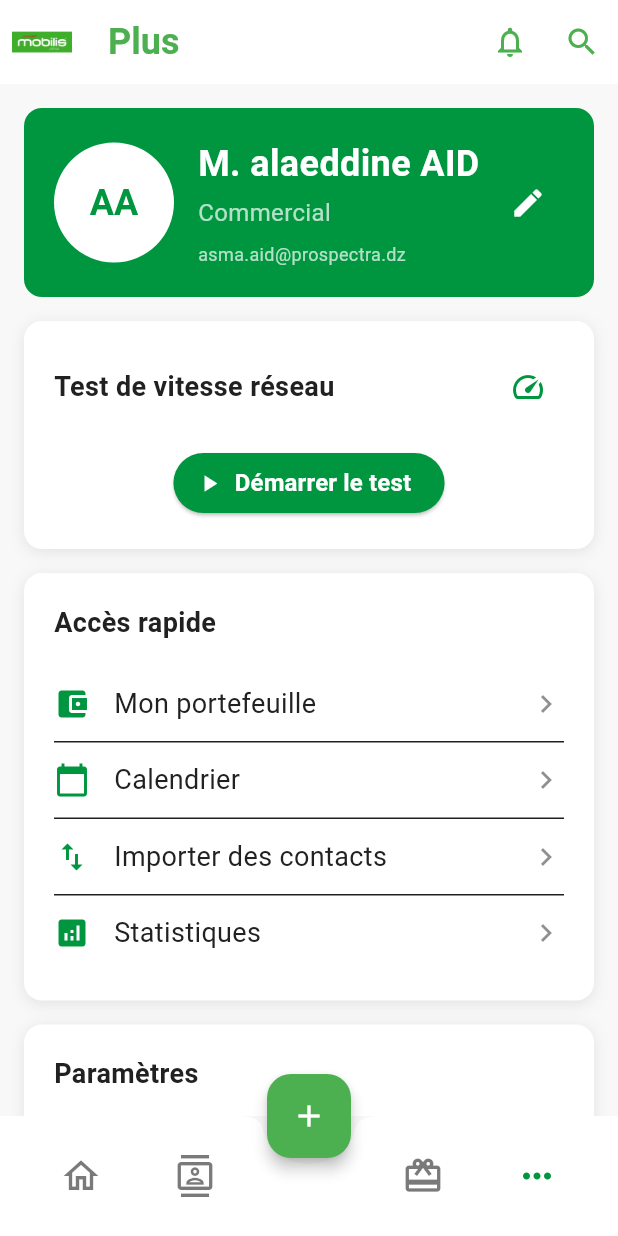
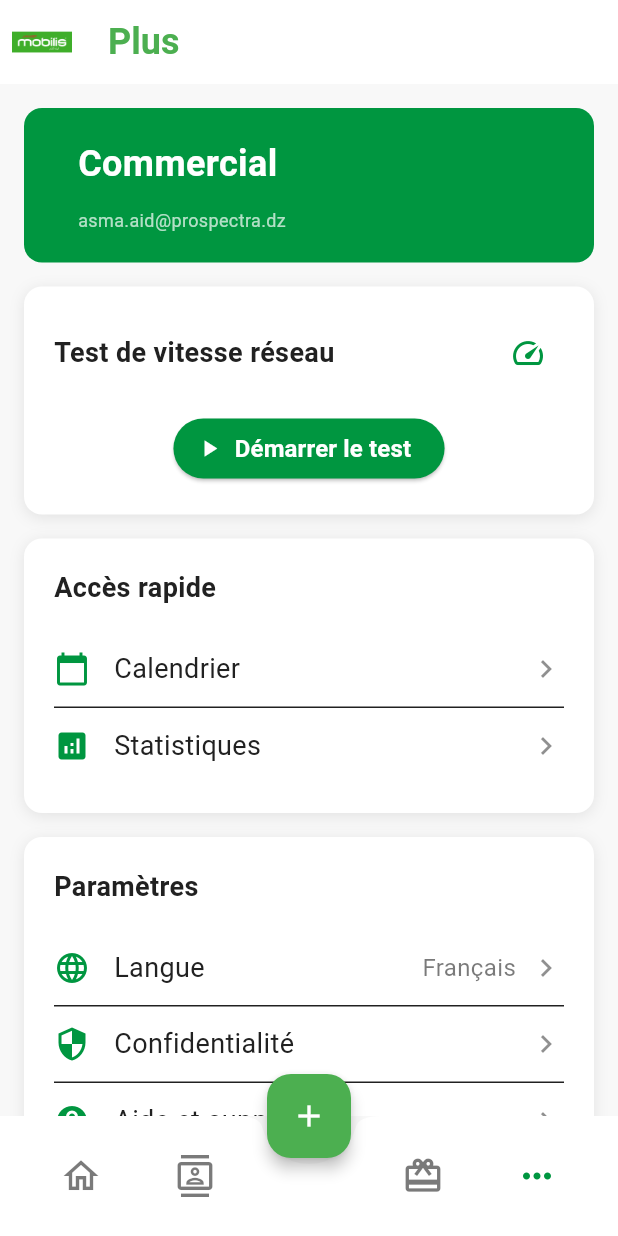
Before and after one commit to ENZOdz23/mobile_app, a Flutter app: the MoreScreenView screen opened directly, on a phone screen of 412 x 824 dp. Run offline on Flutter 3.47's test engine with Material 3 defaults, Android fonts, the phone set to English and light mode, and no system bars; our stand-ins replace dio, flutter_bloc, shared_preferences, sqflite, table_calendar; missing offline and left inert: flutter_internet_speed_test, flutter_phone_direct_caller; accounts and stored records are empty; network calls fail.

Commit message:
update : deleting all non-working features

```diff
--- a/lib/features/more/presentation/screens/language_screen.dart
+++ b/lib/features/more/presentation/screens/language_screen.dart
@@ -23,8 +23,6 @@
           _buildLanguageItem('fr', 'Français', 'Français'),
           const Divider(),
           _buildLanguageItem('ar', 'العربية', 'Arabe'),
-          const Divider(),
-          _buildLanguageItem('en', 'English', 'Anglais'),
         ],
       ),
     );
--- a/lib/features/more/presentation/widgets/profile_header.dart
+++ b/lib/features/more/presentation/widgets/profile_header.dart
@@ -12,43 +12,30 @@
     return Container(
       padding: const EdgeInsets.all(20),
       decoration: BoxDecoration(
-        color: AppColors.primary,  // Changed from Color(0xFF4CAF50)
+        color: AppColors.primary, // Changed from Color(0xFF4CAF50)
         borderRadius: BorderRadius.circular(12),
       ),
       child: Row(
         children: [
-          CircleAvatar(
-            radius: 40,
-            backgroundColor: AppColors.surfaceLight,  // Changed
-            child: Text(
-              profile.initials,
-              style: AppTextStyles.headlineMedium.copyWith(  // Changed
-                color: AppColors.primary,
-              ),
-            ),
-          ),
           const SizedBox(width: 16),
           Expanded(
             child: Column(
               crossAxisAlignment: CrossAxisAlignment.start,
               children: [
                 Text(
-                  profile.name,
-                  style: AppTextStyles.headlineMedium.copyWith(  // Changed
+                  profile.role,
+                  style: AppTextStyles.headlineMedium.copyWith(
+                    // Changed
                     color: AppColors.onPrimary,
                   ),
                 ),
                 const SizedBox(height: 4),
-                Text(
-                  profile.role,
-                  style: AppTextStyles.bodyMedium.copyWith(  // Changed
-                    color: AppColors.onPrimary.withOpacity(0.7),
-                  ),
-                ),
+
                 const SizedBox(height: 8),
                 Text(
                   profile.email,
-                  style: AppTextStyles.bodyMedium.copyWith(  // Changed
+                  style: AppTextStyles.bodyMedium.copyWith(
+                    // Changed
                     fontSize: 12,
                     color: AppColors.onPrimary.withOpacity(0.7),
                   ),
@@ -56,12 +43,6 @@
               ],
             ),
           ),
-          IconButton(
-            icon: Icon(Icons.edit, color: AppColors.onPrimary),  // Changed
-            onPressed: () {
-              // Navigate to edit profile
-            },
-          ),
         ],
       ),
     );
--- a/lib/features/more/presentation/widgets/quick_links_section.dart
+++ b/lib/features/more/presentation/widgets/quick_links_section.dart
@@ -1,5 +1,6 @@
 import 'package:flutter/material.dart';
 import '../../../../core/themes/app_theme.dart';
+import '../statistics_screen.dart';
 
 class QuickLinksSection extends StatelessWidget {
   const QuickLinksSection({super.key});
@@ -31,14 +32,6 @@
           ),
           const SizedBox(height: 16),
           _buildQuickLinkItem(
-            icon: Icons.account_balance_wallet,
-            title: 'Mon portefeuille',
-            onTap: () {
-              Navigator.pushNamed(context, '/wallet');
-            },
-          ),
-          const Divider(height: 1),
-          _buildQuickLinkItem(
             icon: Icons.calendar_today,
             title: 'Calendrier',
             onTap: () {
@@ -47,15 +40,16 @@
           ),
           const Divider(height: 1),
           _buildQuickLinkItem(
-            icon: Icons.import_export,
-            title: 'Importer des contacts',
-            onTap: () {},
-          ),
-          const Divider(height: 1),
-          _buildQuickLinkItem(
             icon: Icons.analytics,
             title: 'Statistiques',
-            onTap: () {},
+            onTap: () {
+              Navigator.push(
+                context,
+                MaterialPageRoute(
+                  builder: (context) => const StatisticsScreen(),
+                ),
+              );
+            },
           ),
         ],
       ),
--- a/lib/features/more/presentation/widgets/settings_section.dart
+++ b/lib/features/more/presentation/widgets/settings_section.dart
@@ -38,14 +38,6 @@
             ),
           ),
           const SizedBox(height: 16),
-          _buildSettingItem(
-            icon: Icons.notifications,
-            title: 'Notifications',
-            onTap: () {
-              Navigator.pushNamed(context, '/notifications');
-            },
-          ),
-          const Divider(height: 1),
           _buildSettingItem(
             icon: Icons.language,
             title: 'Langue',
@@ -108,19 +100,13 @@
               // Create AuthCubit and perform logout
               final authCubit = AuthCubit(
                 requestOtpUseCase: RequestOtpUseCase(
-                  LoginRepositoryImpl(
-                    remoteDataSource: AuthRemoteDataSource(),
-                  ),
+                  LoginRepositoryImpl(remoteDataSource: AuthRemoteDataSource()),
                 ),
                 verifyOtpUseCase: VerifyOtpUseCase(
-                  OtpRepositoryImpl(
-                    remoteDataSource: AuthRemoteDataSource(),
-                  ),
+                  OtpRepositoryImpl(remoteDataSource: AuthRemoteDataSource()),
                 ),
                 resendOtpUseCase: ResendOtpUseCase(
-                  OtpRepositoryImpl(
-                    remoteDataSource: AuthRemoteDataSource(),
-                  ),
+                  OtpRepositoryImpl(remoteDataSource: AuthRemoteDataSource()),
                 ),
               );
 
@@ -128,15 +114,12 @@
 
               // Navigate to login and remove all previous routes
               if (context.mounted) {
-                Navigator.of(context).pushNamedAndRemoveUntil(
-                  AppRoutes.login,
-                  (route) => false,
-                );
+                Navigator.of(
+                  context,
+                ).pushNamedAndRemoveUntil(AppRoutes.login, (route) => false);
               }
             },
-            style: TextButton.styleFrom(
-              foregroundColor: AppColors.error,
-            ),
+            style: TextButton.styleFrom(foregroundColor: AppColors.error),
             child: const Text('Déconnexion'),
           ),
         ],
--- a/lib/shared/components/base_scaffold.dart
+++ b/lib/shared/components/base_scaffold.dart
@@ -10,11 +10,13 @@
   final String title;
   final Widget body;
   final bool showBottomNav;
+  final bool showBackButton;
 
   const BaseScaffold({
     required this.title,
     required this.body,
     this.showBottomNav = true,
+    this.showBackButton = false,
     super.key,
   });
 
@@ -58,7 +60,10 @@
     _currentIndex = _routeToIndex(routeName, widget);
 
     return Scaffold(
-      appBar: CustomAppBar(title: widget.title),
+      appBar: CustomAppBar(
+        title: widget.title,
+        showBackButton: widget.showBackButton,
+      ),
       body: Stack(
         children: [
           widget.body,
@@ -73,24 +78,13 @@
                     child: Column(
                       mainAxisAlignment: MainAxisAlignment.center,
                       children: [
-                        _buildMenuItem(
-                          'Mon portefeuille',
-                          Icons.account_balance_wallet,
-                        ),
                         const SizedBox(height: 12),
                         _buildMenuItem(
                           'Ajouter un prospect',
                           Icons.person_add_outlined,
                         ),
                         const SizedBox(height: 12),
-                        _buildMenuItem('Ajouter un client', Icons.person_add),
-                        const SizedBox(height: 12),
                         _buildMenuItem('Ajouter un contact', Icons.contacts),
-                        const SizedBox(height: 12),
-                        _buildMenuItem(
-                          'Importer des contacts',
-                          Icons.upload_file,
-                        ),
                       ],
                     ),
                   ),
--- a/lib/shared/components/custom_app_bar.dart
+++ b/lib/shared/components/custom_app_bar.dart
@@ -4,21 +4,31 @@
 class CustomAppBar extends StatelessWidget implements PreferredSizeWidget {
   final String title;
   final List<Widget>? actions;
+  final bool showBackButton;
 
-  const CustomAppBar({super.key, required this.title, this.actions});
+  const CustomAppBar({
+    super.key,
+    required this.title,
+    this.actions,
+    this.showBackButton = false,
+  });
 
   @override
   Widget build(BuildContext context) {
     return AppBar(
-      backgroundColor: const Color.fromARGB(255, 255, 255, 255), // Green from design
+      backgroundColor: const Color.fromARGB(
+        255,
+        255,
+        255,
+        255,
+      ), // Green from design
       elevation: 0,
-      leading: Padding(
-        padding: const EdgeInsets.all(8.0),
-        child: Image.asset(
-          'assets/images/logo.png',
-          fit: BoxFit.contain,
-        ),
-      ),
+      leading: showBackButton
+          ? const BackButton(color: Colors.green)
+          : Padding(
+              padding: const EdgeInsets.all(8.0),
+              child: Image.asset('assets/images/logo.png', fit: BoxFit.contain),
+            ),
       title: Text(
         title,
         style: const TextStyle(
@@ -26,17 +36,7 @@
           fontWeight: FontWeight.w600,
         ),
       ),
-      actions: actions ??
-          [
-            IconButton(
-              icon: const Icon(Icons.notifications_outlined, color: Colors.green),
-              onPressed: () {},
-            ),
-            IconButton(
-              icon: const Icon(Icons.search, color: Colors.green),
-              onPressed: () {},
-            ),
-          ],
+      actions: actions ?? [],
     );
   }
 
--- a/pubspec.yaml
+++ b/pubspec.yaml
@@ -20,6 +20,8 @@
   path: ^1.8.3
   shared_preferences: ^2.2.2
   flutter_internet_speed_test: ^1.5.0
+  flutter_contacts: ^1.1.9+2
+  equatable: ^2.0.8
 
 
 dev_dependencies:
```
Also changed, not shown: lib/core/themes/app_theme.dart (+16 -8 lines), lib/features/home/presentation/widgets/dashboard_header.dart (+3 -16 lines), lib/features/more/data/statistics_repository.dart (added, +77 -0 lines), lib/features/more/models/statistics_model.dart (added, +34 -0 lines), lib/features/more/presentation/cubit/statistics_cubit.dart (added, +51 -0 lines), lib/features/more/presentation/statistics_screen.dart (added, +294 -0 lines), pubspec.lock, 3 other files.
